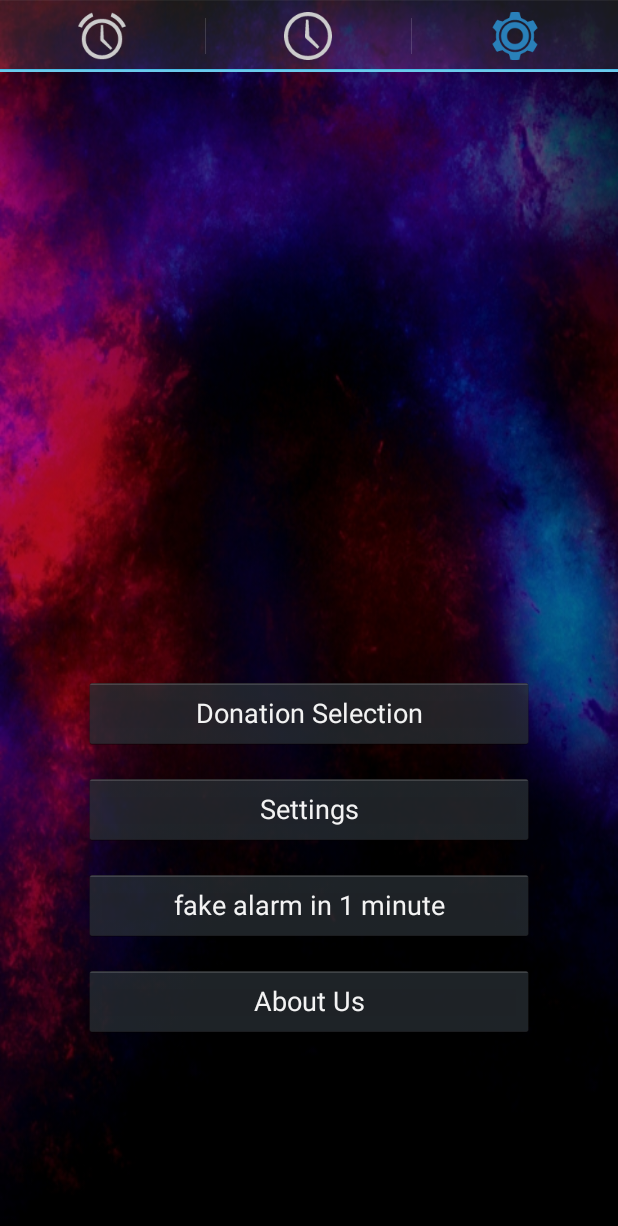
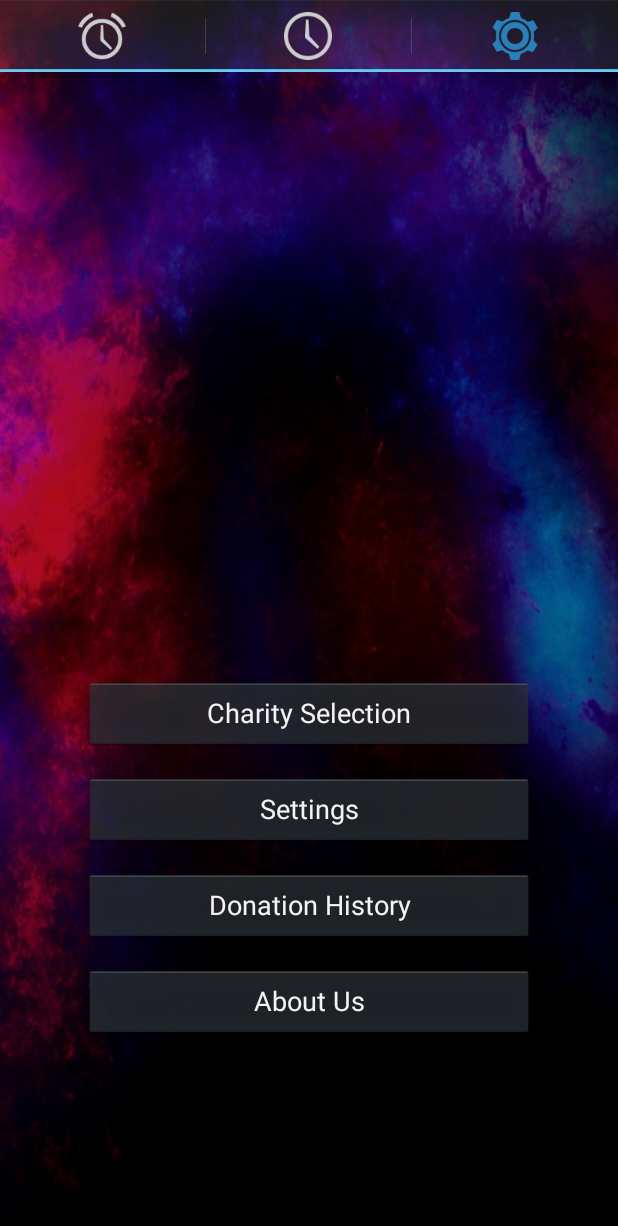
Before and after one commit to aeneas1163/EffectiveNavigation, an Android app: the screen it shows after launch (MainActivity), tab 3 chosen, on a phone screen of 412 x 824 dp. Shown: the top 1226 px of the screen. Run offline under Robolectric (Android 15) with nearby library versions, the phone set to English and light mode, and no system bars.

Commit message:
total donation and donation history added, list item focus issues resolved.

```diff
--- a/app/src/main/java/com/alphan/mcan/snoozecharity/services/AlarmManagerHelper.java
+++ b/app/src/main/java/com/alphan/mcan/snoozecharity/services/AlarmManagerHelper.java
@@ -6,13 +6,16 @@ import android.app.PendingIntent;
 import android.content.BroadcastReceiver;
 import android.content.Context;
 import android.content.Intent;
+import android.content.res.Resources;
 
+import com.alphan.mcan.snoozecharity.R;
 import com.alphan.mcan.snoozecharity.data.model.AlarmDataModel;
 import com.alphan.mcan.snoozecharity.data.model.PaidDonationDataModel;
 import com.alphan.mcan.snoozecharity.data.model.PendingDonationDataModel;
 import com.alphan.mcan.snoozecharity.data.persistence.AlarmDBAssistant;
 
 import java.text.SimpleDateFormat;
+import java.util.ArrayList;
 import java.util.Calendar;
 import java.util.Collections;
 import java.util.Comparator;
@@ -376,4 +379,56 @@ public class AlarmManagerHelper extends BroadcastReceiver { //TODO convert to lo
         return paidDonations;
     }
 
+    // get alarms in DB, filters snooze alarms out.
+    public static List<PaidDonationDataModel> getTotalDonations(Context context) {
+        AlarmDBAssistant dbHelper = new AlarmDBAssistant(context);
+
+        // filter snooze alarms out:
+        List<PaidDonationDataModel> paidDonations = dbHelper.getPaidDonations();
+
+        List<PaidDonationDataModel> totalPaidDonations = new ArrayList<PaidDonationDataModel>();
+
+        Resources res = context.getResources();
+        String[] charities = res.getStringArray(R.array.charity_array);
+
+        for (int i = 0; i < charities.length; i++)
+        {
+            totalPaidDonations.add(new PaidDonationDataModel(i, 0.0, ""));
+        }
+
+
+        for (PaidDonationDataModel donationIter : paidDonations)
+        {
+            for (PaidDonationDataModel totalIter: totalPaidDonations)
+            {
+                if (donationIter.getCharityIndex() == totalIter.getCharityIndex())
+                {
+                    Double previousTotal = totalIter.getPaidAmount();
+                    totalIter.setPaidAmount(previousTotal + donationIter.getPaidAmount());
+                }
+            }
+        }
+
+        Iterator<PaidDonationDataModel> totalIter = totalPaidDonations.iterator();
+
+        while (totalIter.hasNext())
+        {
+            PaidDonationDataModel  current = totalIter.next();
+            if (current.getPaidAmount() == 0.0)
+            {
+                totalIter.remove();
+            }
+        }
+
+        // sort alarms
+        Collections.sort(totalPaidDonations, new Comparator<PaidDonationDataModel>() {
+            @Override
+            public int compare(PaidDonationDataModel pendon1, PaidDonationDataModel pendon2) {
+                return ((int)(pendon2.getPaidAmount()*100 - pendon1.getPaidAmount()*100));
+            }
+        });
+
+        return totalPaidDonations;
+    }
+
 }
--- a/app/src/main/java/com/alphan/mcan/snoozecharity/viewModels/mainActiviy/SettingsFragment.java
+++ b/app/src/main/java/com/alphan/mcan/snoozecharity/viewModels/mainActiviy/SettingsFragment.java
@@ -1,12 +1,9 @@
 package com.alphan.mcan.snoozecharity.viewModels.mainActiviy;
 
 import android.app.AlertDialog;
+import android.content.DialogInterface;
 import android.content.Intent;
-import android.content.SharedPreferences;
-import android.net.Uri;
 import android.os.Bundle;
-import android.preference.PreferenceManager;
-import android.provider.Settings;
 import android.support.v4.app.Fragment;
 import android.view.LayoutInflater;
 import android.view.View;
@@ -14,13 +11,11 @@ import android.view.ViewGroup;
 import android.widget.ListView;
 
 import com.alphan.mcan.snoozecharity.R;
-import com.alphan.mcan.snoozecharity.data.model.AlarmDataModel;
 import com.alphan.mcan.snoozecharity.data.model.PaidDonationDataModel;
 import com.alphan.mcan.snoozecharity.services.AlarmManagerHelper;
 import com.alphan.mcan.snoozecharity.viewModels.AppPreferencesActivity;
 import com.alphan.mcan.snoozecharity.viewModels.CharityCollectionActivity;
 
-import java.util.Calendar;
 import java.util.List;
 
 /**
@@ -30,23 +25,22 @@ import java.util.List;
  */
 public class SettingsFragment extends Fragment{
 
-    private PaidDonationListAdapter paidDonationListAdapter;
+    private PaidDonationListAdapter totalDonationListAdapter;
 
     @Override
     public View onCreateView(LayoutInflater inflater, ViewGroup container,
                              Bundle savedInstanceState) {
         View rootView = inflater.inflate(R.layout.fragment_section_settings, container, false);
 
-        List<PaidDonationDataModel> donations =  AlarmManagerHelper.getPaidDonations(getActivity());
+        List<PaidDonationDataModel> donations =  AlarmManagerHelper.getTotalDonations(getActivity());
 
-        if (donations.isEmpty())
-            rootView.findViewById(R.id.paid_donation_textview).setVisibility(View.GONE);
 
-        paidDonationListAdapter = new PaidDonationListAdapter(getActivity(), donations);
+
+        totalDonationListAdapter = new PaidDonationListAdapter(getActivity(), donations);
 
         final ListView donationListView = (ListView) rootView.findViewById(R.id.paid_donation_list);
 
-        donationListView.setAdapter(paidDonationListAdapter);
+        donationListView.setAdapter(totalDonationListAdapter);
 
         // Demonstration of a collection-browsing activity.
         rootView.findViewById(R.id.demo_collection_button)
@@ -68,23 +62,30 @@ public class SettingsFragment extends Fragment{
                     }
                 });
 
-        rootView.findViewById(R.id.demo_alarm)
+        rootView.findViewById(R.id.donation_history)
                 .setOnClickListener(new View.OnClickListener() {
                     @Override
                     public void onClick(View view) {
-                        final Calendar c = Calendar.getInstance();
-                        int hour = c.get(Calendar.HOUR_OF_DAY);
-                        int minute = c.get(Calendar.MINUTE);
-                        SharedPreferences preference = PreferenceManager.getDefaultSharedPreferences(getActivity());
-                        String strRingtonePreference = preference.getString("ringtone_pref", "DEFAULT_SOUND");
-                        Uri ringtoneUri = Settings.System.DEFAULT_ALARM_ALERT_URI;
-                        if (!strRingtonePreference.equalsIgnoreCase("DEFAULT_SOUND"))
-                        {
-                            ringtoneUri = Uri.parse( strRingtonePreference);
-                        }
-                        AlarmDataModel alarmData = new AlarmDataModel("WAAAKE UP!!", hour, minute + 1, ringtoneUri);
-                        alarmData.setEnabled(true);
-                        AlarmManagerHelper.createNewAlarm(getActivity(), alarmData);
+                        AlertDialog.Builder builder = new AlertDialog.Builder(getActivity());
+                        List<PaidDonationDataModel> donationsMade =  AlarmManagerHelper.getPaidDonations(getActivity());
+
+                        ListView donationList = new ListView(getActivity());
+
+                        PaidDonationListAdapter paidDonations = new PaidDonationListAdapter(getActivity(), donationsMade);
+
+                        donationList.setAdapter(paidDonations);
+
+                        builder.setTitle("Your Donation History:")
+                                .setCancelable(false)
+                                .setPositiveButton("OK", new DialogInterface.OnClickListener() {
+                                    public void onClick(DialogInterface dialog, int id) {
+                                        //do things
+                                    }
+                                });
+
+                        builder.setView(donationList);
+                        AlertDialog alert = builder.create();
+                        alert.show();
                     }
                 });
 
@@ -106,11 +107,15 @@ public class SettingsFragment extends Fragment{
     @Override
     public void onResume() {
         super.onResume();
-        if (paidDonationListAdapter != null)
+        if (totalDonationListAdapter != null)
         {
-            paidDonationListAdapter.clear();
-            List<PaidDonationDataModel> donations =  AlarmManagerHelper.getPaidDonations(getActivity());
-            paidDonationListAdapter.addAll(donations);
+            totalDonationListAdapter.clear();
+            List<PaidDonationDataModel> donations =  AlarmManagerHelper.getTotalDonations(getActivity());
+            if (donations.isEmpty())
+                getActivity().findViewById(R.id.paid_donation_textview).setVisibility(View.GONE);
+            else
+                getActivity().findViewById(R.id.paid_donation_textview).setVisibility(View.VISIBLE);
+            totalDonationListAdapter.addAll(donations);
         }
     }
 }
--- a/app/src/main/res/layout/fragment_section_clock.xml
+++ b/app/src/main/res/layout/fragment_section_clock.xml
@@ -74,7 +74,7 @@
                 android:layout_width="wrap_content"
                 android:layout_height="wrap_content"
                 android:gravity="bottom"
-                android:layout_marginLeft="20dp"
+                android:layout_marginLeft="24dp"
                 android:text="@string/pending_donations_label"
                 android:textAppearance="?android:attr/textAppearanceMedium" />
 
--- a/app/src/main/res/layout/fragment_section_settings.xml
+++ b/app/src/main/res/layout/fragment_section_settings.xml
@@ -48,7 +48,7 @@
                 android:layout_width="wrap_content"
                 android:layout_height="wrap_content"
                 android:gravity="bottom"
-                android:layout_marginLeft="20dp"
+                android:layout_marginLeft="24dp"
                 android:text="@string/paid_donations_label"
                 android:textAppearance="?android:attr/textAppearanceMedium" />
 
@@ -83,11 +83,11 @@
                 android:text="@string/demo_external_activity" />
 
             <Button
-                android:id="@+id/demo_alarm"
+                android:id="@+id/donation_history"
                 android:layout_width="match_parent"
                 android:layout_height="wrap_content"
                 android:layout_marginBottom="16dp"
-                android:text="fake alarm in 1 minute" />
+                android:text="@string/donation_history" />
 
             <Button
                 android:id="@+id/about_button"
--- a/app/src/main/res/values/strings.xml
+++ b/app/src/main/res/values/strings.xml
@@ -19,11 +19,13 @@
 
     <string name="money_sign">€</string>
 
-    <string name="pay_now">Give Now!</string>
+    <string name="pay_now">Donate!</string>
 
     <string name="pending_donations_label">Your Pending Donations:</string>
 
-    <string name="paid_donations_label">Your Contributions So Far:</string>
+    <string name="paid_donations_label">Your Total Contributions So Far:</string>
+
+    <string name="donation_history">Donation History</string>
 
     <string name="about_us">About Us</string>
 
@@ -31,7 +33,7 @@
     <string name="alarm_section_text">Cool alarm functionality in section %1d </string>
 
     <string name="demo_external_activity">Settings</string>
-    <string name="demo_collection">Donation Selection</string>
+    <string name="demo_collection">Charity Selection</string>
     <string name="app_preferences">Settings</string>
     <string name="set_alarm">Create new alarm</string>
     <string name="alarm_default_name">Alarm</string>
@@ -54,12 +56,6 @@
 
     <string name="alarm_screen">WAAAAAKE UPPP!</string>
 
-    <string name="title_edittext_preference">Edit text preference</string>
-
-    <string name="summary_edittext_preference">An example that uses an edit text dialog</string>
-
-    <string name="dialog_title_edittext_preference">Enter your favorite animal</string>
-
     <string name="hour_option_title">Hour Mode</string>
 
     <string name="hour24">24 Hour</string>
@@ -73,12 +69,6 @@
     <string name="alarm_clock_preferences">Alarm Clock Preferences</string>
 
     <string name="donation_preferences">Donation Preferences</string>
-
-    <string name="dialog_based_preferences">Dialog-based preferences</string>
-
-    <string name="launch_preferences">Launch preferences</string>
-
-    <string name="preference_attributes">Preference attributes</string>
 
     <string name="snooze_preference">Snooze Duration</string>
 
```
Also changed, not shown: app/src/main/java/com/alphan/mcan/snoozecharity/viewModels/mainActiviy/AlarmFragment.java (+20 -0 lines), app/src/main/java/com/alphan/mcan/snoozecharity/viewModels/mainActiviy/AlarmListAdapter.java (+5 -2 lines).
